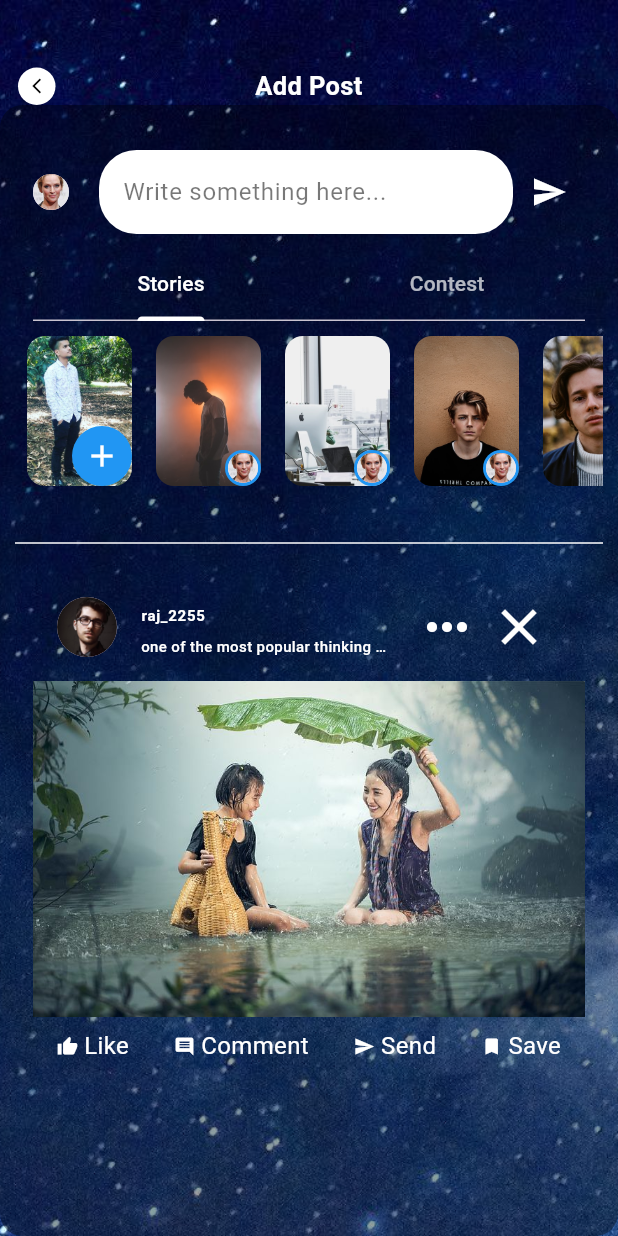
After one commit to AmmaraAkbar123/Mirror-App, a Flutter app: the AddPostScreen screen opened by its route, on a phone screen of 412 x 824 dp. The commit adds this screen. Run offline on Flutter 3.47's test engine with Material 3 defaults, Android fonts, the light colour scheme and no system bars; our stand-ins replace fl_chart.

Commit message:
add post

```diff
--- a/lib/main.dart
+++ b/lib/main.dart
@@ -1,5 +1,6 @@
 import 'package:flutter/material.dart';
 import 'package:mirror/authentication/screen/forget_pasword_screen.dart';
+import 'package:mirror/view/screen/add_post.dart';
 import 'package:mirror/view/screen/cloud_chat_screen.dart';
 import 'package:mirror/view/screen/contest_screen.dart';
 import 'package:mirror/view/screen/event_des_screen.dart';
@@ -48,7 +49,7 @@ class MyApp extends StatelessWidget {
         '/upcomingevent': (context) => const UpcomingEventsScreen(),
         '/cloudchat': (context) => CloudChatScreen(),
         '/notification': (context) => NotificationScreen(),
-        '/profile': (context) => const ProfileScreen(),
+        '/addpost': (context) => const AddPostScreen(),
       },
       debugShowCheckedModeBanner: false,
     );
--- /dev/null
+++ b/lib/view/screen/add_post.dart
@@ -0,0 +1,145 @@
+import 'package:flutter/material.dart';
+import 'package:mirror/view/screen/widgets/add_story_button.dart';
+import 'package:mirror/view/screen/widgets/custom_title_appbar.dart';
+import 'package:mirror/view/screen/widgets/post_card.dart';
+import 'package:mirror/view/screen/widgets/story_card.dart';
+
+class AddPostScreen extends StatelessWidget {
+  const AddPostScreen({super.key});
+
+  @override
+  Widget build(BuildContext context) {
+    return DefaultTabController(
+      length: 2,
+      child: Scaffold(
+        body: Stack(
+          fit: StackFit.expand,
+          children: [
+            Image.asset('assets/images/image.jpeg', fit: BoxFit.cover),
+            Column(
+              children: [
+                Padding(
+                  padding: const EdgeInsets.only(top: 45, left: 12, right: 12),
+                  child: CustomTitleAppbar(
+                      title: "Add Post", leftIcon: Icons.arrow_back_ios_new),
+                ),
+                Expanded(
+                  child: Container(
+                     padding: const EdgeInsets.all(10),
+                decoration: BoxDecoration(
+                  color: const Color.fromARGB(0, 0, 0, 0).withOpacity(0.37),
+                  borderRadius: const BorderRadius.all(
+                    Radius.circular(15),
+                  ),
+                ),
+                    child: Column(
+                      children: [
+                        Padding(
+                          padding:
+                              const EdgeInsets.only(top: 20, left: 12, right: 12),
+                          child: Row(
+                            children: [
+                              CircleAvatar(
+                                radius: 12,
+                                backgroundImage:
+                                    AssetImage('assets/users/p3.png'),
+                              ),
+                              SizedBox(width: 20,),
+                              Expanded(
+                                child: TextField(
+                                  decoration: InputDecoration(
+                                    hintText: 'Write something here...',
+                                    hintStyle: TextStyle(color: Colors.black.withOpacity(0.53)),
+                                    filled: true,
+                                    fillColor: Colors.white,
+                                    border: OutlineInputBorder(
+                                      borderRadius: BorderRadius.circular(25),
+                                      borderSide: BorderSide.none,
+                                    ),
+                                  ),
+                                  style: TextStyle(color: Colors.white),
+                                ),
+                              ),
+                              IconButton(
+                                icon: Icon(Icons.send, color: Colors.white),
+                                onPressed: () {
+                                  // Send post
+                                },
+                              ),
+                            ],
+                          ),
+                        ),
+                        Padding(
+                          padding: const EdgeInsets.symmetric(
+                              vertical: 10.0, horizontal: 12.0),
+                          child: TabBar(
+                            indicatorColor: Colors.white,
+                            labelColor: Colors.white,
+                            unselectedLabelColor: Colors.white70,
+                            tabs: [
+                              Tab(text: "Stories"),
+                              Tab(text: "Contest"),
+                            ],
+                          ),
+                        ),
+                        Flexible(
+                          child: TabBarView(
+                            children: [
+                              // Stories Tab
+                              SingleChildScrollView(
+                                child: Column(
+                                  children: [
+                                    SizedBox(
+                                      height: 130,
+                                      child: ListView(
+                                        scrollDirection: Axis.horizontal,
+                                        children: [
+                                          AddStoryButton(),
+                                          StoryCard(
+                                              imagePath:
+                                                  'assets/images/story1.jpeg'),
+                                          StoryCard(
+                                              imagePath:
+                                                  'assets/images/story2.jpeg'),
+                                          StoryCard(
+                                              imagePath:
+                                                  'assets/images/story3.jpeg'),
+                                          StoryCard(
+                                              imagePath:
+                                                  'assets/images/story4.jpeg'),
+                                        ],
+                                      ),
+                                    ),
+                                    Divider(color: Colors.white),
+                                    PostCard(
+                                      username: 'raj_2255',
+                                      description:
+                                          'one of the most popular thinking about so raining',
+                                      imagePath: 'assets/images/addpost.png',
+                                    ),
+                                  ],
+                                ),
+                              ),
+                              // Contest Tab
+                              Center(
+                                child: Text(
+                                  "Contest Content Here",
+                                  style: TextStyle(
+                                      color: Colors.white, fontSize: 18),
+                                ),
+                              ),
+                            ],
+                          ),
+                        ),
+                      ],
+                    ),
+                  ),
+                ),
+              ],
+            ),
+          ],
+        ),
+      ),
+    );
+  }
+}
--- a/lib/view/screen/cloud_chat_screen.dart
+++ b/lib/view/screen/cloud_chat_screen.dart
@@ -1,6 +1,5 @@
 import 'package:flutter/material.dart';
 import 'package:mirror/view/screen/widgets/content_box.dart';
-import 'package:mirror/view/screen/widgets/custom_fab.dart';
 import 'package:mirror/view/screen/widgets/custom_title_appbar.dart';
 
 class CloudChatScreen extends StatelessWidget {
@@ -61,6 +60,7 @@ class CloudChatScreen extends StatelessWidget {
                       Row(
                         mainAxisAlignment: MainAxisAlignment.spaceBetween,
                         children: [
+                          SizedBox(width: 3),
                           Text(
                             'Channel 1',
                             style: TextStyle(
@@ -103,6 +103,7 @@ class CloudChatScreen extends StatelessWidget {
                                 fontSize: 10,
                                 fontWeight: FontWeight.w400),
                           ),
+                          SizedBox(width: 3,),
                         ],
                       ),
                       Container(
@@ -121,8 +122,7 @@ class CloudChatScreen extends StatelessWidget {
                             ),
                             const SizedBox(width: 6),
                             Column(
-                                              crossAxisAlignment:
-                                                  CrossAxisAlignment.start,
+                              crossAxisAlignment: CrossAxisAlignment.start,
                               children: [
                                 Text(
                                   'Jessica',
@@ -135,8 +135,7 @@ class CloudChatScreen extends StatelessWidget {
                                   '12:00 am',
                                   style: const TextStyle(
                                       fontSize: 6,
-                                                      fontWeight:
-                                                          FontWeight.w300,
+                                      fontWeight: FontWeight.w300,
                                       color: Colors.white),
                                 ),
                               ],
@@ -160,8 +159,7 @@ class CloudChatScreen extends StatelessWidget {
                             ),
                             const SizedBox(width: 6),
                             Column(
-                                              crossAxisAlignment:
-                                                  CrossAxisAlignment.start,
+                              crossAxisAlignment: CrossAxisAlignment.start,
                               children: [
                                 Text(
                                   'Jessica',
@@ -174,8 +172,7 @@ class CloudChatScreen extends StatelessWidget {
                                   '12:00 am',
                                   style: const TextStyle(
                                       fontSize: 6,
-                                                      fontWeight:
-                                                          FontWeight.w300,
+                                      fontWeight: FontWeight.w300,
                                       color: Colors.white),
                                 ),
                               ],
@@ -183,7 +180,6 @@ class CloudChatScreen extends StatelessWidget {
                           ],
                         ),
                       ),
-
 
                       Padding(
                         padding: const EdgeInsets.all(8.0),
@@ -241,15 +237,13 @@ class CloudChatScreen extends StatelessWidget {
                                                 messages[index],
                                                 style: const TextStyle(
                                                     fontSize: 6,
-                                                    fontWeight:
-                                                        FontWeight.w300,
+                                                    fontWeight: FontWeight.w300,
                                                     color: Colors.white),
                                               ),
                                             ],
                                           ),
                                         ],
                                       ),
-
                                     );
                                   },
                                 ),
@@ -308,14 +302,14 @@ class CloudChatScreen extends StatelessWidget {
                       ),
                     ),
                   ),
-                  const SizedBox(width: 8), // Add some space between text field and FAB
-                  // CustomFab(),
+                  const SizedBox(
+                      width: 8), // Add some space between text field and FAB
                   Positioned(
                     child: FloatingActionButton(
-            onPressed: (){},
+                      onPressed: () {},
                       backgroundColor: Colors.blue,
-            shape:
-                RoundedRectangleBorder(borderRadius: BorderRadius.circular(50)),
+                      shape: RoundedRectangleBorder(
+                          borderRadius: BorderRadius.circular(50)),
                       child: Text(
                         'P',
                         style: TextStyle(
@@ -328,7 +322,6 @@ class CloudChatScreen extends StatelessWidget {
                     bottom: 30,
                     right: 20,
                   ),
-
                 ],
               ),
             ),
--- a/lib/view/screen/home_screen.dart
+++ b/lib/view/screen/home_screen.dart
@@ -57,11 +57,14 @@ class HomeScreen extends StatelessWidget {
                         cardWidth: 100,
                       ),
                     ),
-                    const EventCard(
-                      imagePath: 'assets/images/eid.jpeg',
-                      eventName: 'Eid-ul-Fitr',
-                      participants: '122',
-                      cardWidth: 100,
+                    GestureDetector(
+                      onTap: () => Navigator.of(context).pushNamed('/addpost'),
+                      child: const EventCard(
+                        imagePath: 'assets/images/eid.jpeg',
+                        eventName: 'Eid-ul-Fitr',
+                        participants: '122',
+                        cardWidth: 100,
+                      ),
                     ),
                   ]),
                   const SizedBox(height: 20),
--- /dev/null
+++ b/lib/view/screen/widgets/add_story_button.dart
@@ -0,0 +1,36 @@
+import 'package:flutter/material.dart';
+
+class AddStoryButton extends StatelessWidget {
+  const AddStoryButton({super.key});
+
+  @override
+  Widget build(BuildContext context) {
+    return Padding(
+      padding: const EdgeInsets.symmetric(horizontal: 8.0),
+      child: Column(
+        children: [
+          Stack(
+            alignment: Alignment.bottomRight,
+            children: [
+              Container(
+                width: 70,
+                height: 100,
+                decoration: BoxDecoration(
+                  borderRadius: BorderRadius.circular(12),
+                  image: DecorationImage(
+                    image: AssetImage('assets/images/addstory.jpeg'),
+                    fit: BoxFit.cover,
+                  ),
+                ),
+              ),
+              CircleAvatar(
+                backgroundColor: Colors.blue,
+                child: Icon(Icons.add, color: Colors.white),
+              ),
+            ],
+          ),
+        ],
+      ),
+    );
+  }
+}
--- a/lib/view/screen/widgets/event_card.dart
+++ b/lib/view/screen/widgets/event_card.dart
@@ -44,8 +44,9 @@ class EventCard extends StatelessWidget {
                 top: 8,
                 right: 8,
                 child: Icon(
-                  Icons.favorite_border,
+                  Icons.favorite_border_outlined,
                   color: Colors.white,
+                  size: 16,
                 ),
               ),
             ],
--- /dev/null
+++ b/lib/view/screen/widgets/post_card.dart
@@ -0,0 +1,95 @@
+
+import 'package:flutter/material.dart';
+
+class PostCard extends StatelessWidget {
+  final String username;
+  final String description;
+  final String imagePath;
+
+  const PostCard({super.key,
+    required this.username,
+    required this.description,
+    required this.imagePath,
+  });
+
+  @override
+  Widget build(BuildContext context) {
+    return Padding(
+      padding: const EdgeInsets.all(12.0),
+      child: Container(
+        child: Column(
+          crossAxisAlignment: CrossAxisAlignment.start,
+          children: [
+            ListTile(
+              leading: CircleAvatar(
+                backgroundImage: AssetImage('assets/images/user1.png'),
+              ),
+              title: Text(username,
+                  style: TextStyle(
+                      color: Colors.white,
+                      fontSize: 10,
+                      fontWeight: FontWeight.w600)),
+              subtitle: Text(description,
+                  overflow: TextOverflow.ellipsis,
+                  style: TextStyle(
+                    color: Colors.white,
+                    fontSize: 10,
+                    fontWeight: FontWeight.w500,
+                  )),
+              trailing: Row(
+                mainAxisSize: MainAxisSize.min,
+                children: [
+                  Icon(Icons.more_horiz, color: Colors.white, size: 40),
+                  SizedBox(width: 8), // Add some spacing between the icons
+                  Icon(Icons.close, color: Colors.white, size: 40),
+                ],
+              ),
+            ),
+            Image.asset(imagePath, fit: BoxFit.cover),
+            Padding(
+              padding:
+                  const EdgeInsets.symmetric(vertical: 8.0, horizontal: 16.0),
+              child: Row(
+                mainAxisAlignment: MainAxisAlignment.spaceBetween,
+                children: [
+                  Row(
+                    children: [
+                      Icon(Icons.thumb_up, color: Colors.white, size: 14),
+                      SizedBox(width: 4),
+                      Text('Like',
+                          style: TextStyle(color: Colors.white, fontSize: 16)),
+                    ],
+                  ),
+                  Row(
+                    children: [
+                      Icon(Icons.comment, color: Colors.white, size: 14),
+                      SizedBox(width: 4),
+                      Text('Comment',
+                          style: TextStyle(color: Colors.white, fontSize: 16)),
+                    ],
+                  ),
+                  Row(
+                    children: [
+                      Icon(Icons.send, color: Colors.white, size: 14),
+                      SizedBox(width: 4),
+                      Text('Send',
+                          style: TextStyle(color: Colors.white, fontSize: 16)),
+                    ],
+                  ),
+                  Row(
+                    children: [
+                      Icon(Icons.bookmark, color: Colors.white, size: 14),
+                      SizedBox(width: 4),
+                      Text('Save',
+                          style: TextStyle(color: Colors.white, fontSize: 16)),
+                    ],
+                  ),
+                ],
+              ),
+            ),
+          ],
+        ),
+      ),
+    );
+  }
+}
--- /dev/null
+++ b/lib/view/screen/widgets/story_card.dart
@@ -0,0 +1,41 @@
+import 'package:flutter/material.dart';
+
+class StoryCard extends StatelessWidget {
+  final String imagePath;
+  const StoryCard({super.key, required this.imagePath});
+
+  @override
+  Widget build(BuildContext context) {
+    return Padding(
+      padding: const EdgeInsets.symmetric(horizontal: 8.0),
+      child: Column(
+        children: [
+          Stack(
+            alignment: Alignment.bottomRight,
+            children: [
+              Container(
+                width: 70,
+                height: 100,
+                decoration: BoxDecoration(
+                  borderRadius: BorderRadius.circular(12),
+                  image: DecorationImage(
+                    image: AssetImage(imagePath),
+                    fit: BoxFit.cover,
+                  ),
+                ),
+              ),
+              CircleAvatar(
+                radius: 12,
+                backgroundColor: Colors.blue,
+                child: CircleAvatar(
+                  radius: 10,
+                  backgroundImage: AssetImage('assets/users/p3.png'),
+                ),
+              ),
+            ],
+          ),
+        ],
+      ),
+    );
+  }
+}
```
Also changed, not shown: assets/images/addpost.png (added), assets/images/addstory.jpeg (added), assets/images/story1.jpeg (added), assets/images/story2.jpeg (added), assets/images/story3.jpeg (added), assets/images/story4.jpeg (added). Lines whose indentation alone changed are shown as unchanged.
